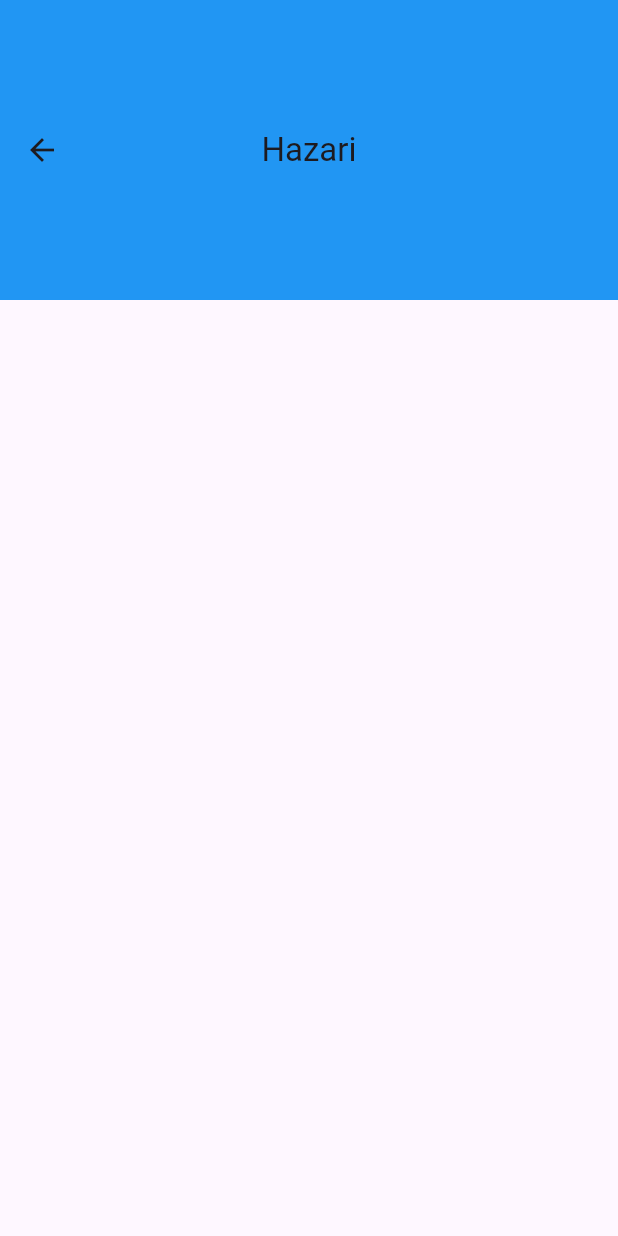
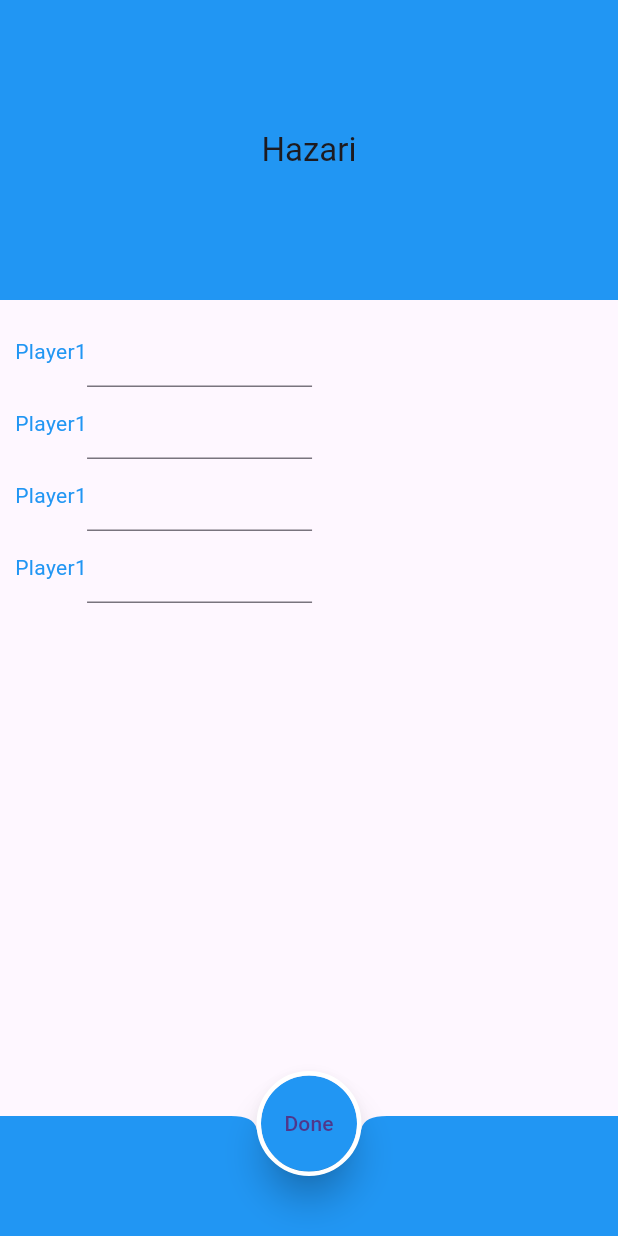
Before and after one commit to rashiqurrahman16/card_points_app, a Flutter app: the PiontAddPage screen opened directly, on a phone screen of 412 x 824 dp. Run offline on Flutter 3.47's test engine with Material 3 defaults, Android fonts, the phone set to English and light mode, and no system bars.

Commit message:
score add page started

```diff
--- a/lib/main.dart
+++ b/lib/main.dart
@@ -18,9 +18,9 @@
       title: 'Hazari App',
       theme: ThemeData.light(),
       debugShowCheckedModeBanner: true,
-      home: const PlayerNamePage(),
+      // home: const PlayerNamePage(),
       // home: const ScorePage(),
-      // home: const PiontAddPage(),
+      home: const PiontAddPage(),
     );
   }
 }
--- a/lib/pages/player_name_page.dart
+++ b/lib/pages/player_name_page.dart
@@ -82,16 +82,17 @@
         width: 64,
         child: FloatingActionButton(
           elevation: 10,
+
           child: Text('Done'),
           backgroundColor: Colors.blue,
           onPressed: (){
             Navigator.of(context).push(
               MaterialPageRoute(
                   builder: (context) => ScorePage(
-                    player1: _player1,
-                    player2: _player2,
-                    player3: _player3,
-                    player4: _player4,
+                    player1: _player1.text,
+                    player2: _player2.text,
+                    player3: _player3.text,
+                    player4: _player4.text,
                   )
               ),
             );
--- a/lib/pages/point_add_page.dart
+++ b/lib/pages/point_add_page.dart
@@ -1,4 +1,5 @@
 import 'package:flutter/material.dart';
+import 'package:hazari/pages/score_page.dart';
 
 class PiontAddPage extends StatefulWidget {
   const PiontAddPage({super.key});
@@ -10,6 +11,7 @@
 class _PiontAddPageState extends State<PiontAddPage> {
   @override
   Widget build(BuildContext context) {
+    final screenSize=MediaQuery.of(context).size;
     return Scaffold(
       appBar: AppBar(
         title: Text('Hazari'),
@@ -18,6 +20,101 @@
         centerTitle: true,
         backgroundColor: Colors.blue,
       ),
+//TextField(decoration: InputDecoration(border: OutlineInputBorder(),labelText: "Pts"),),
+      body: Container(
+        // alignment: Alignment.center,
+        padding: EdgeInsets.all(10),
+        child: Row(
+          children: [
+            Column(
+              children: [
+                Container(
+                  child: Row(
+                    children: [
+                      Text("Player1", style: TextStyle(color: Colors.blue),),
+                      SizedBox(
+                        width: 150,
+                        child: TextField(
+
+                        ),
+                      ),
+                    ],
+                  ),
+                ),
+                Container(
+                  child: Row(
+                    children: [
+                      Text("Player1", style: TextStyle(color: Colors.blue),),
+                      SizedBox(
+                        width: 150,
+                        child: TextField(
+
+                        ),
+                      ),
+                    ],
+                  ),
+                ),
+                Row(
+                  children: [
+                    Text("Player1", style: TextStyle(color: Colors.blue),),
+                    SizedBox(
+                      width: 150,
+                      child: TextField(
+
+                      ),
+                    ),
+                  ],
+                ),
+                Row(
+                  children: [
+                    Text("Player1", style: TextStyle(color: Colors.blue),),
+                    SizedBox(
+                      width: 150,
+                      child: TextField(
+
+                      ),
+                    ),
+                  ],
+                ),
+
+
+              ],
+            ),
+
+          ],
+        ),
+      ),
+
+      floatingActionButtonLocation: FloatingActionButtonLocation.centerDocked,
+      floatingActionButton: Container(
+        margin: const EdgeInsets.only(top: 10),
+        height: 64,
+        width: 64,
+        child: FloatingActionButton(
+          elevation: 10,
+
+          child: Text('Done'),
+          backgroundColor: Colors.blue,
+          onPressed: (){
+            // Navigator.of(context).push(
+            //   MaterialPageRoute(
+            //       builder: (context) => ScorePage(
+            //
+            //       )
+            //   ),
+            // );
+          },
+          shape: RoundedRectangleBorder(
+            side: BorderSide(width: 3, color: Colors.white, strokeAlign: BorderSide.strokeAlignOutside),
+            borderRadius: BorderRadius.circular(100),
+          ),
+        ),
+      ),
+
+      bottomNavigationBar: BottomAppBar(
+        color: Colors.blue,
+        shape: const CircularNotchedRectangle(),
+      ),
     );
   }
 }
--- a/lib/pages/score_page.dart
+++ b/lib/pages/score_page.dart
@@ -53,7 +53,7 @@
                           alignment: Alignment.center,
                           padding: EdgeInsets.all(5),
                           width: screenSize.width/4,
-                          child: Text("ABCDEF", style: TextStyle(color: Colors.black, fontSize: 15, fontWeight: FontWeight.bold),),
+                          child: Text(_player1.text, style: TextStyle(color: Colors.black, fontSize: 15, fontWeight: FontWeight.bold),),
                         ),
                         Container(
                           decoration: BoxDecoration(
@@ -65,7 +65,7 @@
 
                           padding: EdgeInsets.all(5),
                           width: screenSize.width/4,
-                          child: Text("ABCDEF", style: TextStyle(color: Colors.black, fontSize: 15, fontWeight: FontWeight.bold),),
+                          child: Text(_player2.text, style: TextStyle(color: Colors.black, fontSize: 15, fontWeight: FontWeight.bold),),
                         ),
                         Container(
                           decoration: BoxDecoration(
@@ -76,7 +76,7 @@
                           alignment: Alignment.center,
                           padding: EdgeInsets.all(5),
                           width: screenSize.width/4,
-                          child: Text("ABCDEF", style: TextStyle(color: Colors.black, fontSize: 15, fontWeight: FontWeight.bold),),
+                          child: Text(_player3.text, style: TextStyle(color: Colors.black, fontSize: 15, fontWeight: FontWeight.bold),),
                         ),
                         Container(
                           decoration: BoxDecoration(
@@ -87,7 +87,7 @@
                           alignment: Alignment.center,
                           padding: EdgeInsets.all(5),
                           width: screenSize.width/4,
-                          child: Text("ABCDEF", style: TextStyle(color: Colors.black, fontSize: 15, fontWeight: FontWeight.bold),),
+                          child: Text(_player4.text, style: TextStyle(color: Colors.black, fontSize: 15, fontWeight: FontWeight.bold),),
                         ),
 
 
```
